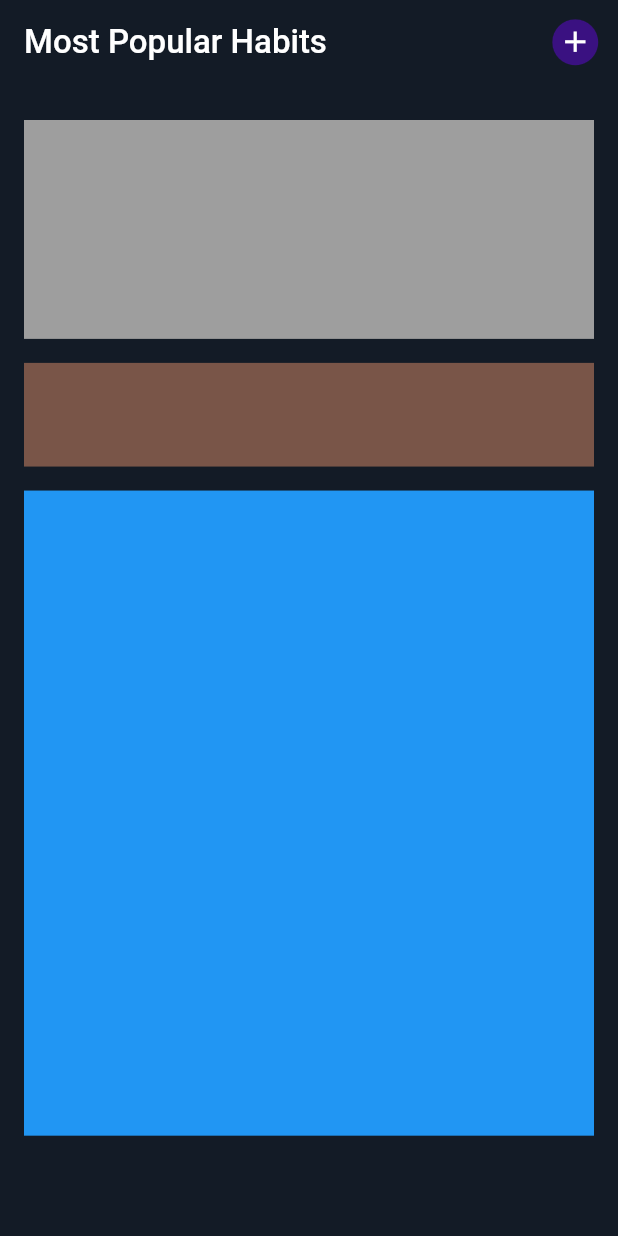
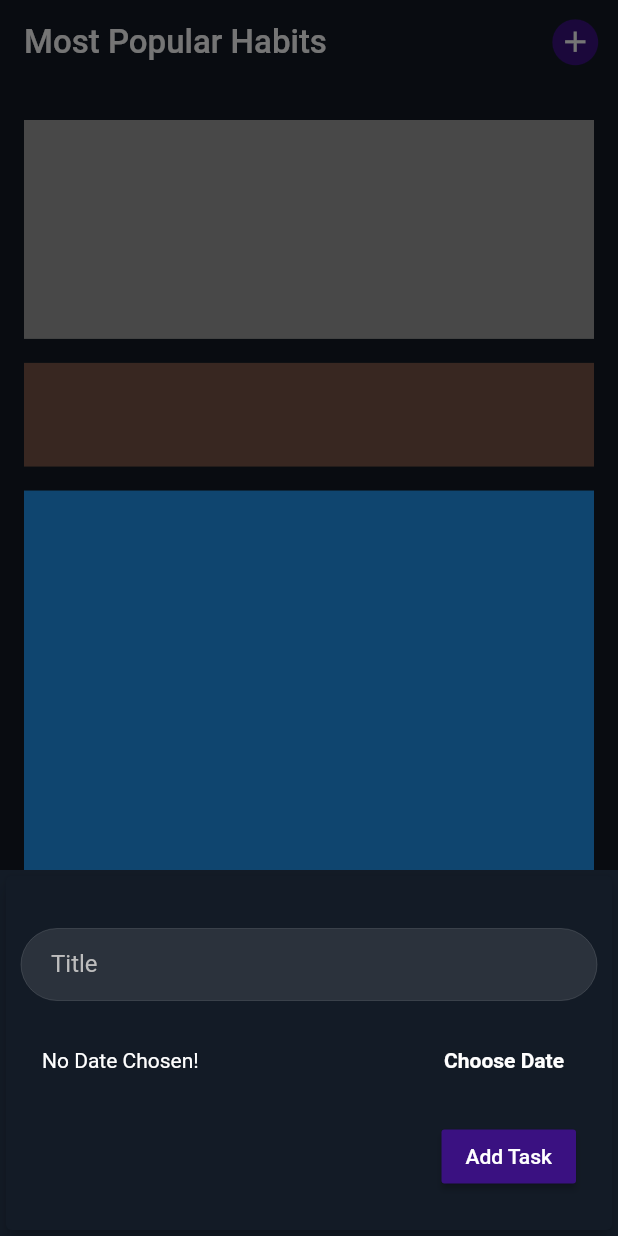
Before and after one commit to Prabhneet-Web/HabitTracker, a Flutter app: the screen it shows after launch, after a tap on the "circle" icon, on a phone screen of 412 x 824 dp. Run offline on Flutter 3.47's test engine with Material 2 defaults, Android fonts, the phone set to English and light mode, and no system bars; our stand-ins replace cloud_firestore, firebase_auth, firebase_core, lottie; accounts and stored records are empty.

Commit message:
NewTask ModalBottom Sheet Added.

```diff
--- a/lib/main.dart
+++ b/lib/main.dart
@@ -1,11 +1,13 @@
 import 'package:firebase_core/firebase_core.dart';
 import 'package:flutter/material.dart';
+import 'package:habit_tracker/providers/userProvider.dart';
 import 'package:habit_tracker/responsive/mobileScreenLayout.dart';
 import 'package:habit_tracker/responsive/responsiveLayoutScreen.dart';
 import 'package:habit_tracker/responsive/webScreenLayout.dart';
 import 'package:habit_tracker/screens/taskScreenThird.dart';
 import 'package:habit_tracker/screens/loginScreenFirst.dart';
 import 'package:habit_tracker/util/colors.dart';
+import 'package:provider/provider.dart';
 
 void main() async {
   WidgetsFlutterBinding.ensureInitialized();
@@ -26,7 +28,8 @@ class MyApp extends StatelessWidget {
       //   webScreenLayout: WebScreenLayout(),
       //   mobileScreenLayout: MobileScreenLayout(),
       // ),
-      home: const HomePage(),
+      home: ChangeNotifierProvider<UserProvider>(
+          create: (context) => UserProvider(), child: const HomePage()),
     );
   }
 }
--- a/lib/providers/userProvider.dart
+++ b/lib/providers/userProvider.dart
@@ -1,7 +1,36 @@
+import 'package:cloud_firestore/cloud_firestore.dart';
 import 'package:flutter/material.dart';
+import 'package:habit_tracker/util/colors.dart';
 
 import '../models/tasks.dart';
+import '../widget/newTasks.dart';
 
 class UserProvider with ChangeNotifier {
   final List<Tasks> userTasks = [];
+  int id = 0;
+
+  void addNewTasks(String tkTitle, DateTime chosenDate) {
+    final newTk = Tasks(
+        id: DateTime.now().toIso8601String(), title: tkTitle, date: chosenDate);
+    userTasks.add(newTk);
+    notifyListeners();
+  }
+
+  void startAddNewTask(BuildContext ctx) {
+    showModalBottomSheet(
+        backgroundColor: mobileBackgroundColor,
+        context: ctx,
+        builder: (_) {
+          return GestureDetector(
+            onTap: () {},
+            child: NewTasks(addTk: addNewTasks),
+            behavior: HitTestBehavior.opaque,
+          );
+        });
+  }
+
+  void deleteTransaction(String id) {
+    userTasks.removeWhere((tx) => tx.id == id);
+    notifyListeners();
+  }
 }
--- a/lib/screens/taskScreenThird.dart
+++ b/lib/screens/taskScreenThird.dart
@@ -1,5 +1,8 @@
 import 'package:flutter/material.dart';
+import 'package:habit_tracker/providers/userProvider.dart';
 import 'package:habit_tracker/util/colors.dart';
+import 'package:path/path.dart';
+import 'package:provider/provider.dart';
 
 class HomePage extends StatefulWidget {
   const HomePage({Key? key}) : super(key: key);
@@ -19,8 +22,12 @@ class _HomePageState extends State<HomePage> {
     actions: [
       Padding(
           padding: const EdgeInsets.only(right: 10.0),
-        child: GestureDetector(
-          onTap: () {},
+          child: Consumer<UserProvider>(
+            builder: (context, value, child) {
+              return GestureDetector(
+                onTap: () {
+                  value.startAddNewTask(context);
+                },
                 child: Stack(
                   alignment: Alignment.center,
                   children: const [
@@ -36,8 +43,9 @@ class _HomePageState extends State<HomePage> {
                     )
                   ],
                 ),
-        ),
-      )
+              );
+            },
+          ))
     ],
   );
 
--- /dev/null
+++ b/lib/widget/newTasks.dart
@@ -0,0 +1,121 @@
+import 'package:flutter/material.dart';
+import 'package:habit_tracker/util/colors.dart';
+import 'package:intl/intl.dart';
+
+class NewTasks extends StatefulWidget {
+  const NewTasks({
+    Key? key,
+    required this.addTk,
+  }) : super(key: key);
+
+  final Function addTk;
+
+  @override
+  State<NewTasks> createState() => _NewTasksState();
+}
+
+class _NewTasksState extends State<NewTasks> {
+  final TextEditingController _titleController = TextEditingController();
+  DateTime _selectedDate = DateTime(00, 00, 0000);
+
+  void _submitData() {
+    final enteredTitle = _titleController.text;
+    if (enteredTitle.isEmpty || _selectedDate == DateTime(00, 00, 0000)) return;
+    widget.addTk(enteredTitle, _selectedDate);
+    Navigator.of(context).pop();
+  }
+
+  void _presentDatePicker() {
+    showDatePicker(
+            context: context,
+            initialDate: DateTime.now(),
+            firstDate: DateTime(2022),
+            lastDate: DateTime.now())
+        .then((pickedDate) {
+      if (pickedDate == null) return;
+      setState(() {
+        _selectedDate = pickedDate;
+      });
+    }); //Then allows us to provide a function which is executed once the future resolves to a value
+  }
+
+  @override
+  Widget build(BuildContext context) {
+    final inputBorder = OutlineInputBorder(
+      borderSide: Divider.createBorderSide(context),
+      borderRadius: BorderRadius.circular(25),
+    );
+    return SingleChildScrollView(
+      child: Card(
+        color: mobileBackgroundColor,
+        elevation: 5,
+        child: Padding(
+          padding: EdgeInsets.only(
+              top: 10,
+              left: 10,
+              right: 10,
+              bottom: MediaQuery.of(context).viewInsets.bottom +
+                  10), // This adds the padding to the bottom when the keyboard is opened
+          child: Column(
+            crossAxisAlignment: CrossAxisAlignment.end,
+            children: [
+              Padding(
+                padding: const EdgeInsets.only(top: 25.0),
+                child: TextField(
+                  textCapitalization: TextCapitalization.words,
+                  onSubmitted: (_) => _submitData(),
+                  controller: _titleController,
+                  decoration: InputDecoration(
+                      hintText: "Enter the title",
+                      labelText: "Title",
+                      labelStyle: TextStyle(color: Colors.grey.shade400),
+                      enabledBorder: inputBorder,
+                      focusedBorder: OutlineInputBorder(
+                        borderSide: const BorderSide(color: iconColor),
+                        borderRadius: BorderRadius.circular(25.0),
+                      ),
+                      filled: true,
+                      contentPadding:
+                          const EdgeInsets.symmetric(horizontal: 20)),
+                  keyboardType: TextInputType.name,
+                ),
+              ),
+              SizedBox(
+                height: 80,
+                child: Padding(
+                  padding: const EdgeInsets.symmetric(horizontal: 14.0),
+                  child: Row(
+                    mainAxisAlignment: MainAxisAlignment.spaceBetween,
+                    children: [
+                      Text(_selectedDate == DateTime(00, 00, 000)
+                          ? "No Date Chosen!"
+                          : "Picked Date:- ${DateFormat.yMd().format(_selectedDate)}"),
+                      const SizedBox(width: 10),
+                      TextButton(
+                        child: const Text(
+                          "Choose Date",
+                          style: TextStyle(
+                              fontWeight: FontWeight.bold, color: primaryColor),
+                        ),
+                        onPressed: _presentDatePicker,
+                      )
+                    ],
+                  ),
+                ),
+              ),
+              Padding(
+                padding: const EdgeInsets.only(bottom: 15.0, right: 14),
+                child: MaterialButton(
+                  onPressed: _submitData,
+                  color: iconColor,
+                  child: const Text("Add Task"),
+                ),
+              )
+            ],
+          ),
+        ),
+      ),
+    );
+    ;
+  }
+}
```
Lines whose indentation alone changed are shown as unchanged.
